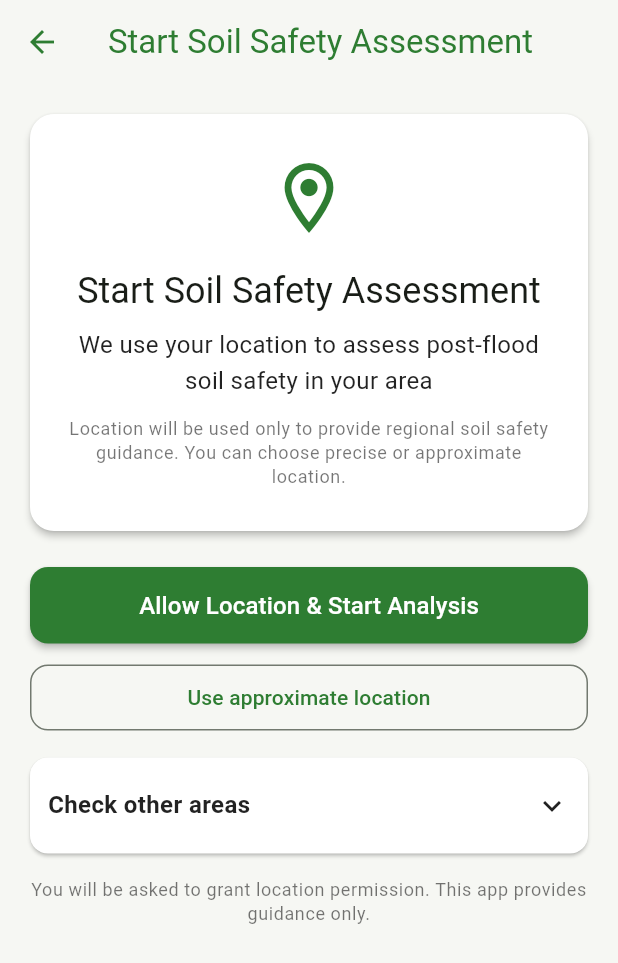
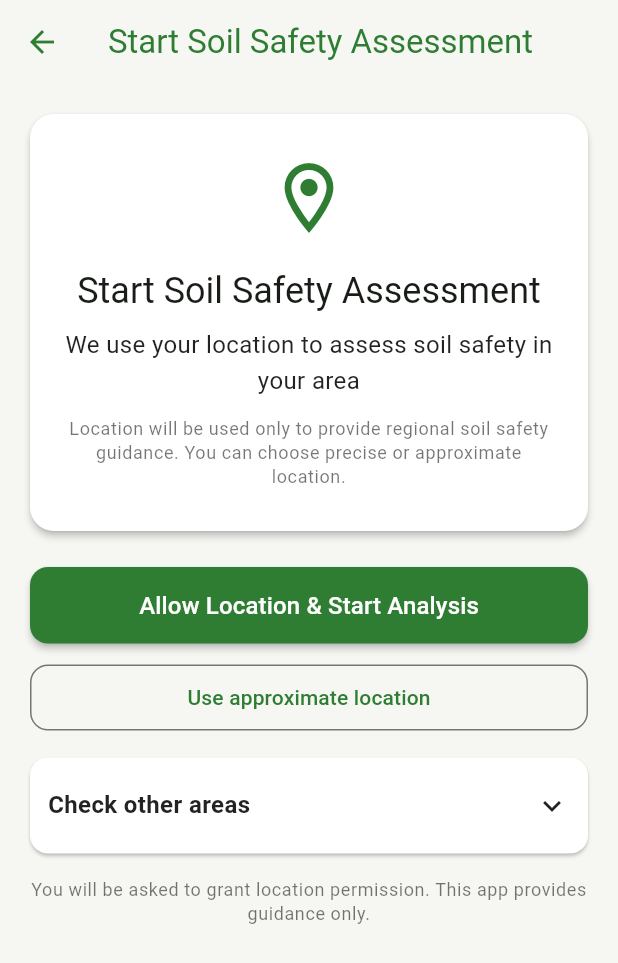
Before and after one commit to Hritisha03/SoilSafe_app, a Flutter app: the screen it shows after launch, after a tap on "Start Assessment", on a phone screen of 412 x 824 dp. Shown: the top 963 px of the screen. Run offline on Flutter 3.47's test engine with Material 3 defaults, Android fonts, the phone set to English and light mode, and no system bars; our stand-ins replace geolocator.

Commit message:
updated homescreen and assessment

```diff
--- a/frontend/lib/screens/home_screen.dart
+++ b/frontend/lib/screens/home_screen.dart
@@ -7,8 +7,6 @@ import '../services/api_service.dart';
 
 
 class HomeScreen extends StatelessWidget {
-  // Optional test hook to override how location is fetched in widget tests.
-  // Should return a map with 'latitude' and 'longitude' doubles.
   final Future<Map<String, double>> Function()? getLocation;
 
   const HomeScreen({Key? key, this.getLocation}) : super(key: key);
@@ -44,7 +42,7 @@ class HomeScreen extends StatelessWidget {
                     const SizedBox(height: 14),
                     Text('SoilSafe', style: Theme.of(context).textTheme.headlineMedium),
                     const SizedBox(height: 6),
-                    Text('Post-Flood Soil Safety Checker', style: Theme.of(context).textTheme.titleMedium),
+                    Text('Soil Safety Checker', style: Theme.of(context).textTheme.titleMedium),
                     const SizedBox(height: 10),
                     Text(
                       'A rapid, interpretable post-flood triage tool. Use this to prioritize inspections — not a substitute for on-site geotechnical assessment.',
--- a/frontend/lib/screens/start_assessment_screen.dart
+++ b/frontend/lib/screens/start_assessment_screen.dart
@@ -5,7 +5,7 @@ import '../services/api_service.dart';
 import 'results_screen.dart';
 
 class StartAssessmentScreen extends StatefulWidget {
-  // Optional test hook to bypass Geolocator in widget tests. Returns {'latitude':.., 'longitude':..}
+
   final Future<Map<String, double>> Function()? getLocation;
 
   const StartAssessmentScreen({Key? key, this.getLocation}) : super(key: key);
@@ -243,7 +243,7 @@ class _StartAssessmentScreenState extends State<StartAssessmentScreen> {
                     Text('Start Soil Safety Assessment', style: Theme.of(context).textTheme.headlineSmall, textAlign: TextAlign.center),
                     const SizedBox(height: 8),
                     Text(
-                      'We use your location to assess post-flood soil safety in your area',
+                      'We use your location to assess soil safety in your area',
                       textAlign: TextAlign.center,
                       style: Theme.of(context).textTheme.bodyMedium,
                     ),
```
Also changed, not shown: frontend/lib/screens/info_screen.dart (line endings or trailing spaces), frontend/lib/screens/input_form_screen.dart (line endings or trailing spaces), frontend/lib/screens/results_screen.dart (line endings or trailing spaces), frontend/lib/services/api_service.dart (line endings or trailing spaces).
